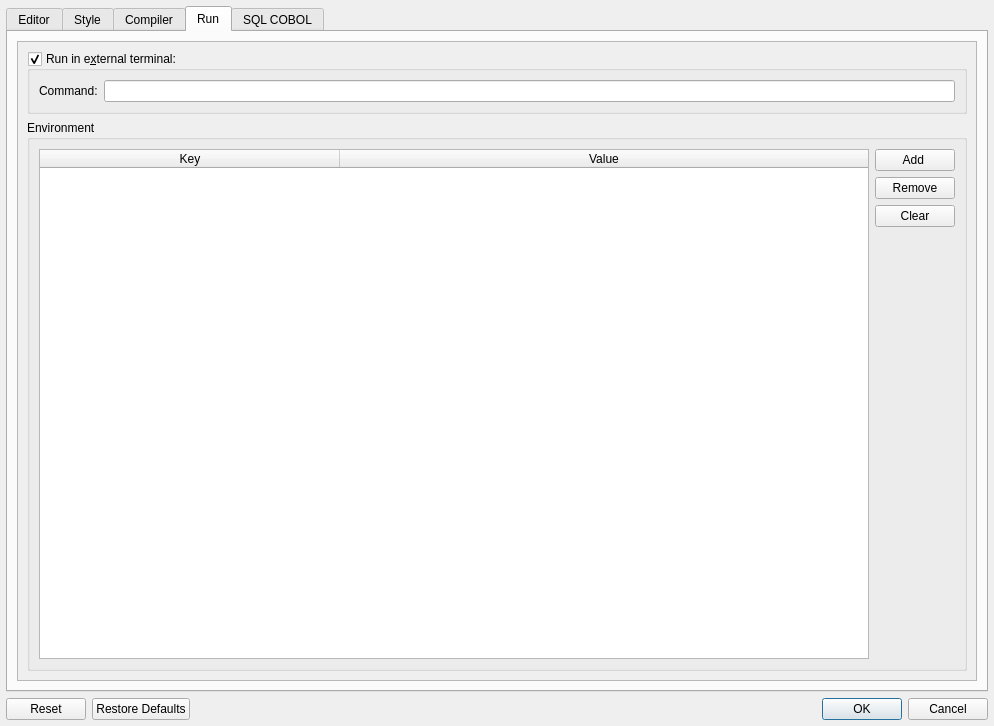
Qt form forms/dlg_preferences.ui (OpenCobolIDE/OpenCobolIDE) before a commit.
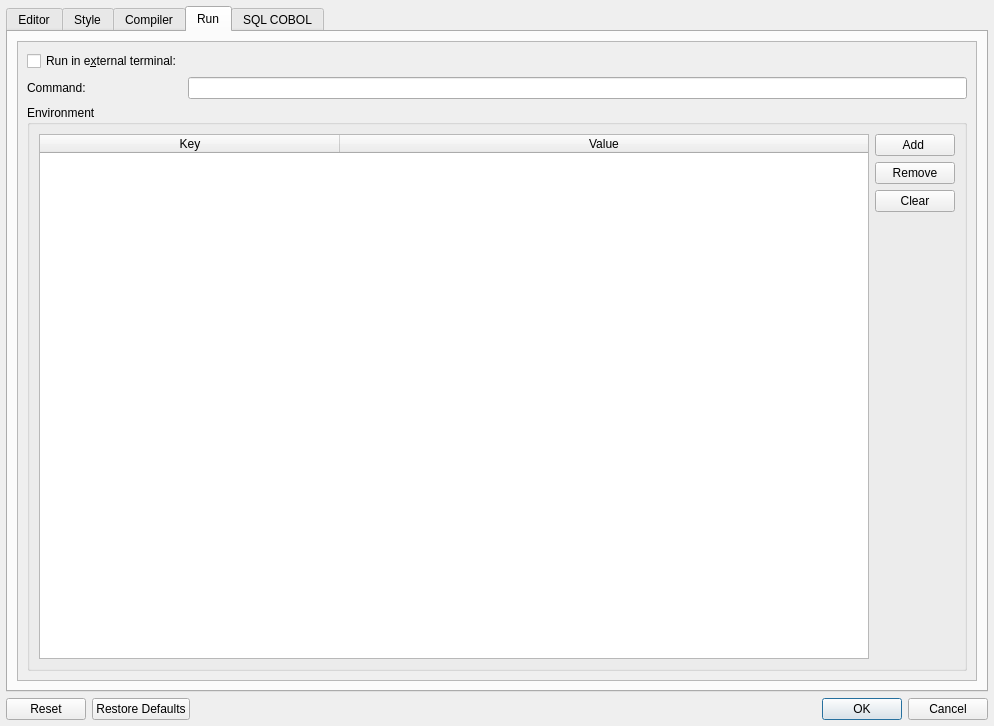
The same form after that commit. Icons and pictures are not drawn. Custom widgets are drawn as their Qt base class.

What changed in the file:
```diff
--- a/forms/dlg_preferences.ui
+++ b/forms/dlg_preferences.ui
@@ -1262,21 +1262,31 @@
               <rect>
                <x>0</x>
                <y>0</y>
-               <width>958</width>
-               <height>623</height>
+               <width>956</width>
+               <height>636</height>
               </rect>
              </property>
              <layout class="QVBoxLayout" name="verticalLayout_13" stretch="0,1">
               <item>
-               <widget class="QGroupBox" name="checkBoxRunExtTerm">
-                <property name="title">
+               <layout class="QFormLayout" name="formLayout_13">
+                <property name="topMargin">
+                 <number>0</number>
+                </property>
+                <item row="0" column="0">
+                 <widget class="QCheckBox" name="checkBoxRunExtTerm">
+                  <property name="text">
                  <string>Run in e&amp;xternal terminal:</string>
                 </property>
-                <property name="checkable">
-                 <bool>true</bool>
-                </property>
-                <layout class="QFormLayout" name="formLayout_5">
-                 <item row="0" column="1">
+                 </widget>
+                </item>
+                <item row="1" column="0">
+                 <widget class="QLabel" name="lbl_external_terminal_command">
+                  <property name="text">
+                   <string>Command:</string>
+                  </property>
+                 </widget>
+                </item>
+                <item row="1" column="1">
                   <widget class="QLineEdit" name="lineEditRunTerm">
                    <property name="toolTip">
                     <string>External terminal command (filename is appended at the end of the command)</string>
@@ -1286,15 +1296,7 @@
                    </property>
                   </widget>
                  </item>
-                 <item row="0" column="0">
-                  <widget class="QLabel" name="label_39">
-                   <property name="text">
-                    <string>Command:</string>
-                   </property>
-                  </widget>
-                 </item>
-                </layout>
-               </widget>
+               </layout>
               </item>
               <item>
                <widget class="QGroupBox" name="groupBox_12">
```
Left out of the diff: 27 changed lines with no effect on the pictures. Lines whose indentation alone changed are shown as unchanged.
